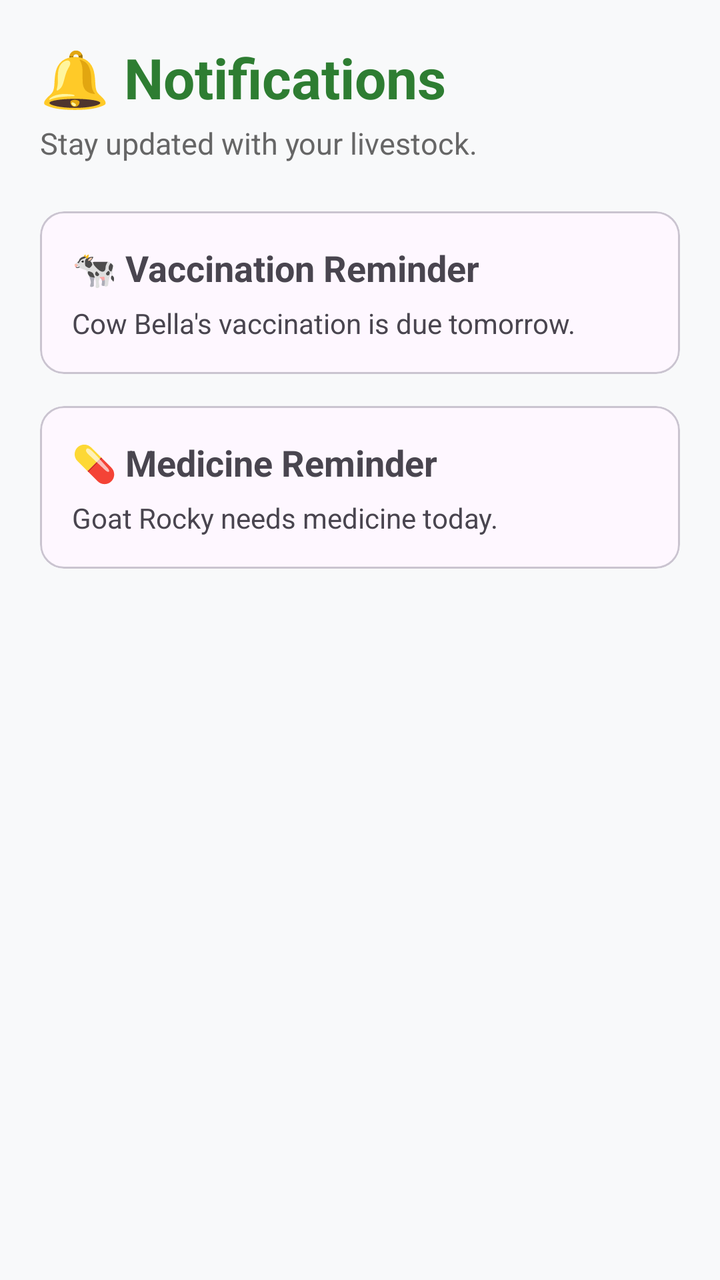
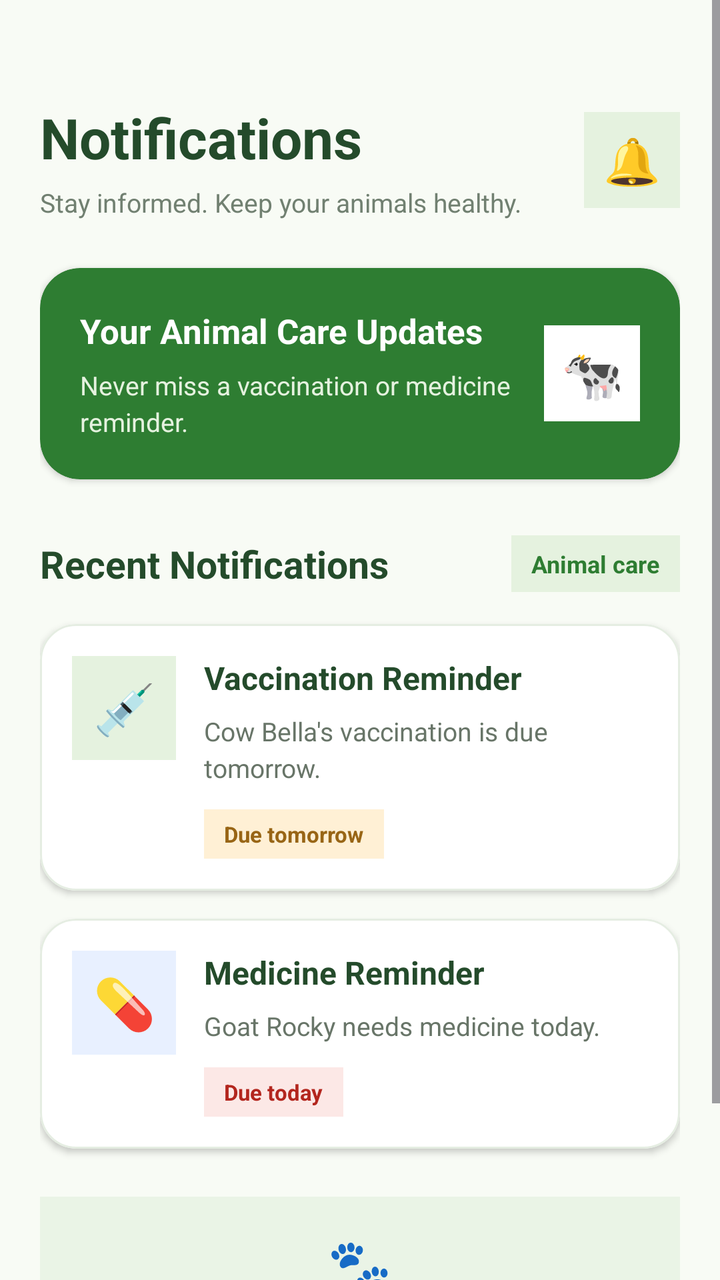

Two renders of the same Android screen: before a commit and after it. Below are the layout's source before the change and the commit's diff.
<!-- AndroidManifest.xml: application theme Theme.VetConnect -->
<!-- res/layout/activity_notifications.xml -->
<?xml version="1.0" encoding="utf-8"?>
<ScrollView xmlns:android="http://schemas.android.com/apk/res/android"
    android:layout_width="match_parent"
    android:layout_height="match_parent"
    android:background="#F8F9FA">

    <LinearLayout
        android:layout_width="match_parent"
        android:layout_height="wrap_content"
        android:orientation="vertical"
        android:padding="20dp">

        <TextView
            android:layout_width="wrap_content"
            android:layout_height="wrap_content"
            android:text="🔔 Notifications"
            android:textSize="28sp"
            android:textStyle="bold"
            android:textColor="#2E7D32"/>

        <TextView
            android:layout_width="wrap_content"
            android:layout_height="wrap_content"
            android:text="Stay updated with your livestock."
            android:textColor="#666666"
            android:textSize="15sp"
            android:layout_marginTop="4dp"/>

        

        <com.google.android.material.card.MaterialCardView
            android:layout_width="match_parent"
            android:layout_height="wrap_content"
            android:layout_marginTop="24dp">

            <LinearLayout
                android:layout_width="match_parent"
                android:layout_height="wrap_content"
                android:orientation="vertical"
                android:padding="16dp">

                <TextView
                    android:layout_width="wrap_content"
                    android:layout_height="wrap_content"
                    android:text="🐄 Vaccination Reminder"
                    android:textStyle="bold"
                    android:textSize="18sp"/>

                <TextView
                    android:layout_width="wrap_content"
                    android:layout_height="wrap_content"
                    android:text="Cow Bella's vaccination is due tomorrow."
                    android:layout_marginTop="6dp"/>

            </LinearLayout>

        </com.google.android.material.card.MaterialCardView>

        

        <com.google.android.material.card.MaterialCardView
            android:layout_width="match_parent"
            android:layout_height="wrap_content"
            android:layout_marginTop="16dp">

            <LinearLayout
                android:layout_width="match_parent"
                android:layout_height="wrap_content"
                android:orientation="vertical"
                android:padding="16dp">

                <TextView
                    android:layout_width="wrap_content"
                    android:layout_height="wrap_content"
                    android:text="💊 Medicine Reminder"
                    android:textStyle="bold"
                    android:textSize="18sp"/>

                <TextView
                    android:layout_width="wrap_content"
                    android:layout_height="wrap_content"
                    android:text="Goat Rocky needs medicine today."
                    android:layout_marginTop="6dp"/>

            </LinearLayout>

        </com.google.android.material.card.MaterialCardView>

    </LinearLayout>

</ScrollView>
<!-- resources referenced by this layout -->
<resources>
  <style name="Theme.VetConnect" parent="Base.Theme.VetConnect" />
  <style name="Base.Theme.VetConnect" parent="Theme.Material3.DayNight.NoActionBar">
  
          <item name="android:statusBarColor">@android:color/transparent</item>
  
          <item name="android:windowLightStatusBar">true</item>
  
      </style>
</resources>

<!-- the commit's change to res/layout/activity_notifications.xml (unified diff, before → after) -->
@@ -1,91 +1,323 @@
 <?xml version="1.0" encoding="utf-8"?>
 <ScrollView xmlns:android="http://schemas.android.com/apk/res/android"
+    xmlns:app="http://schemas.android.com/apk/res-auto"
     android:layout_width="match_parent"
     android:layout_height="match_parent"
-    android:background="#F8F9FA">
+    android:background="#F8FBF5"
+    android:fillViewport="true"
+    android:clipToPadding="false">
 
     <LinearLayout
         android:layout_width="match_parent"
         android:layout_height="wrap_content"
         android:orientation="vertical"
-        android:padding="20dp">
-
-        <TextView
-            android:layout_width="wrap_content"
-            android:layout_height="wrap_content"
-            android:text="🔔 Notifications"
-            android:textSize="28sp"
-            android:textStyle="bold"
-            android:textColor="#2E7D32"/>
-
-        <TextView
-            android:layout_width="wrap_content"
-            android:layout_height="wrap_content"
-            android:text="Stay updated with your livestock."
-            android:textColor="#666666"
-            android:textSize="15sp"
-            android:layout_marginTop="4dp"/>
-
-        
-
+        android:paddingStart="20dp"
+        android:paddingEnd="20dp"
+        android:paddingBottom="20dp"
+        android:layout_marginTop="50dp">
+
+        
+        <LinearLayout
+            android:layout_width="match_parent"
+            android:layout_height="wrap_content"
+            android:gravity="center_vertical"
+            android:orientation="horizontal">
+
+            <LinearLayout
+                android:layout_width="0dp"
+                android:layout_height="wrap_content"
+                android:layout_weight="1"
+                android:orientation="vertical">
+
+                <TextView
+                    android:layout_width="wrap_content"
+                    android:layout_height="wrap_content"
+                    android:text="Notifications"
+                    android:textColor="#244B2B"
+                    android:textSize="28sp"
+                    android:textStyle="bold" />
+
+                <TextView
+                    android:layout_width="wrap_content"
+                    android:layout_height="wrap_content"
+                    android:layout_marginTop="5dp"
+                    android:text="Stay informed. Keep your animals healthy."
+                    android:textColor="#718071"
+                    android:textSize="13sp" />
+
+            </LinearLayout>
+
+            <TextView
+                android:layout_width="48dp"
+                android:layout_height="48dp"
+                android:background="#E5F2DF"
+                android:gravity="center"
+                android:text="🔔"
+                android:textSize="23sp" />
+
+        </LinearLayout>
+
+        
         <com.google.android.material.card.MaterialCardView
             android:layout_width="match_parent"
             android:layout_height="wrap_content"
-            android:layout_marginTop="24dp">
+            android:layout_marginTop="24dp"
+            app:cardBackgroundColor="#2E7D32"
+            app:cardCornerRadius="20dp"
+            app:cardElevation="2dp"
+            app:strokeWidth="0dp">
 
             <LinearLayout
                 android:layout_width="match_parent"
                 android:layout_height="wrap_content"
-                android:orientation="vertical"
-                android:padding="16dp">
-
-                <TextView
-                    android:layout_width="wrap_content"
-                    android:layout_height="wrap_content"
-                    android:text="🐄 Vaccination Reminder"
-                    android:textStyle="bold"
-                    android:textSize="18sp"/>
-
-                <TextView
-                    android:layout_width="wrap_content"
-                    android:layout_height="wrap_content"
-                    android:text="Cow Bella's vaccination is due tomorrow."
-                    android:layout_marginTop="6dp"/>
+                android:gravity="center_vertical"
+                android:orientation="horizontal"
+                android:padding="20dp">
+
+                <LinearLayout
+                    android:layout_width="0dp"
+                    android:layout_height="wrap_content"
+                    android:layout_weight="1"
+                    android:orientation="vertical">
+
+                    <TextView
+                        android:layout_width="wrap_content"
+                        android:layout_height="wrap_content"
+                        android:text="Your Animal Care Updates"
+                        android:textColor="#FFFFFF"
+                        android:textSize="17sp"
+                        android:textStyle="bold" />
+
+                    <TextView
+                        android:layout_width="match_parent"
+                        android:layout_height="wrap_content"
+                        android:layout_marginTop="7dp"
+                        android:text="Never miss a vaccination or medicine reminder."
+                        android:textColor="#E5F2DF"
+                        android:textSize="13sp"
+                        android:lineSpacingExtra="3dp" />
+
+                </LinearLayout>
+
+                <TextView
+                    android:layout_width="48dp"
+                    android:layout_height="48dp"
+                    android:layout_marginStart="10dp"
+                    android:background="#FFFFFF"
+                    android:gravity="center"
+                    android:text="🐄"
+                    android:textSize="25sp" />
 
             </LinearLayout>
 
         </com.google.android.material.card.MaterialCardView>
 
         
-
+        <LinearLayout
+            android:layout_width="match_parent"
+            android:layout_height="wrap_content"
+            android:layout_marginTop="28dp"
+            android:gravity="center_vertical"
+            android:orientation="horizontal">
+
+            <TextView
+                android:layout_width="0dp"
+                android:layout_height="wrap_content"
+                android:layout_weight="1"
+                android:text="Recent Notifications"
+                android:textColor="#244B2B"
+                android:textSize="19sp"
+                android:textStyle="bold" />
+
+            <TextView
+                android:layout_width="wrap_content"
+                android:layout_height="wrap_content"
+                android:text="Animal care"
+                android:textColor="#2E7D32"
+                android:textSize="12sp"
+                android:textStyle="bold"
+                android:background="#E5F2DF"
+                android:paddingStart="10dp"
+                android:paddingEnd="10dp"
+                android:paddingTop="6dp"
+                android:paddingBottom="6dp" />
+
+        </LinearLayout>
+
+        
         <com.google.android.material.card.MaterialCardView
             android:layout_width="match_parent"
             android:layout_height="wrap_content"
-            android:layout_marginTop="16dp">
+            android:layout_marginTop="16dp"
+            app:cardBackgroundColor="#FFFFFF"
+            app:cardCornerRadius="18dp"
+            app:cardElevation="2dp"
+            app:strokeColor="#E5EDE2"
+            app:strokeWidth="1dp">
 
             <LinearLayout
                 android:layout_width="match_parent"
                 android:layout_height="wrap_content"
-                android:orientation="vertical"
+                android:orientation="horizontal"
                 android:padding="16dp">
 
                 <TextView
-                    android:layout_width="wrap_content"
-                    android:layout_height="wrap_content"
-                    android:text="💊 Medicine Reminder"
-                    android:textStyle="bold"
-                    android:textSize="18sp"/>
-
-                <TextView
-                    android:layout_width="wrap_content"
-                    android:layout_height="wrap_content"
-                    android:text="Goat Rocky needs medicine today."
-                    android:layout_marginTop="6dp"/>
+                    android:layout_width="52dp"
+                    android:layout_height="52dp"
+                    android:background="#E5F2DF"
+                    android:gravity="center"
+                    android:text="💉"
+                    android:textSize="25sp" />
+
+                <LinearLayout
+                    android:layout_width="0dp"
+                    android:layout_height="wrap_content"
+                    android:layout_marginStart="14dp"
+                    android:layout_weight="1"
+                    android:orientation="vertical">
+
+                    <TextView
+                        android:layout_width="match_parent"
+                        android:layout_height="wrap_content"
+                        android:text="Vaccination Reminder"
+                        android:textColor="#244B2B"
+                        android:textSize="16sp"
+                        android:textStyle="bold" />
+
+                    <TextView
+                        android:layout_width="match_parent"
+                        android:layout_height="wrap_content"
+                        android:layout_marginTop="7dp"
+                        android:text="Cow Bella's vaccination is due tomorrow."
+                        android:textColor="#687568"
+                        android:textSize="13sp"
+                        android:lineSpacingExtra="3dp" />
+
+                    <TextView
+                        android:layout_width="wrap_content"
+                        android:layout_height="wrap_content"
+                        android:layout_marginTop="12dp"
+                        android:background="#FFF0D5"
+                        android:paddingStart="10dp"
+                        android:paddingEnd="10dp"
+                        android:paddingTop="5dp"
+                        android:paddingBottom="5dp"
+                        android:text="Due tomorrow"
+                        android:textColor="#986515"
+                        android:textSize="11sp"
+                        android:textStyle="bold" />
+
+                </LinearLayout>
 
             </LinearLayout>
 
         </com.google.android.material.card.MaterialCardView>
 
+        
+        <com.google.android.material.card.MaterialCardView
+            android:layout_width="match_parent"
+            android:layout_height="wrap_content"
+            android:layout_marginTop="14dp"
+            app:cardBackgroundColor="#FFFFFF"
+            app:cardCornerRadius="18dp"
+            app:cardElevation="2dp"
+            app:strokeColor="#E5EDE2"
+            app:strokeWidth="1dp">
+
+            <LinearLayout
+                android:layout_width="match_parent"
+                android:layout_height="wrap_content"
+                android:orientation="horizontal"
+                android:padding="16dp">
+
+                <TextView
+                    android:layout_width="52dp"
+                    android:layout_height="52dp"
+                    android:background="#E8F0FF"
+                    android:gravity="center"
+                    android:text="💊"
+                    android:textSize="25sp" />
+
+                <LinearLayout
+                    android:layout_width="0dp"
+                    android:layout_height="wrap_content"
+                    android:layout_marginStart="14dp"
+                    android:layout_weight="1"
+                    android:orientation="vertical">
+
+                    <TextView
+                        android:layout_width="match_parent"
+                        android:layout_height="wrap_content"
+                        android:text="Medicine Reminder"
+                        android:textColor="#244B2B"
+                        android:textSize="16sp"
+                        android:textStyle="bold" />
+
+                    <TextView
+                        android:layout_width="match_parent"
+                        android:layout_height="wrap_content"
+                        android:layout_marginTop="7dp"
+                        android:text="Goat Rocky needs medicine today."
+                        android:textColor="#687568"
+                        android:textSize="13sp"
+                        android:lineSpacingExtra="3dp" />
+
+                    <TextView
+                        android:layout_width="wrap_content"
+                        android:layout_height="wrap_content"
+                        android:layout_marginTop="12dp"
+                        android:background="#FCE8E6"
+                        android:paddingStart="10dp"
+                        android:paddingEnd="10dp"
+                        android:paddingTop="5dp"
+                        android:paddingBottom="5dp"
+                        android:text="Due today"
+                        android:textColor="#B3261E"
+                        android:textSize="11sp"
+                        android:textStyle="bold" />
+
+                </LinearLayout>
+
+            </LinearLayout>
+
+        </com.google.android.material.card.MaterialCardView>
+
+        
+        <LinearLayout
+            android:layout_width="match_parent"
+            android:layout_height="wrap_content"
+            android:layout_marginTop="24dp"
+            android:layout_marginBottom="12dp"
+            android:gravity="center"
+            android:orientation="vertical"
+            android:padding="16dp"
+            android:background="#EAF4E6">
+
+            <TextView
+                android:layout_width="wrap_content"
+                android:layout_height="wrap_content"
+                android:text="🐾"
+                android:textSize="26sp" />
+
+            <TextView
+                android:layout_width="wrap_content"
+                android:layout_height="wrap_content"
+                android:layout_marginTop="6dp"
+                android:text="Together for healthier animals"
+                android:textColor="#17643E"
+                android:textSize="14sp"
+                android:textStyle="bold" />
+
+            <TextView
+                android:layout_width="wrap_content"
+                android:layout_height="wrap_content"
+                android:layout_marginTop="4dp"
+                android:text="Emergency care. Anytime. Anywhere."
+                android:textColor="#607D68"
+                android:textSize="12sp" />
+
+        </LinearLayout>
+
     </LinearLayout>
 
 </ScrollView>
